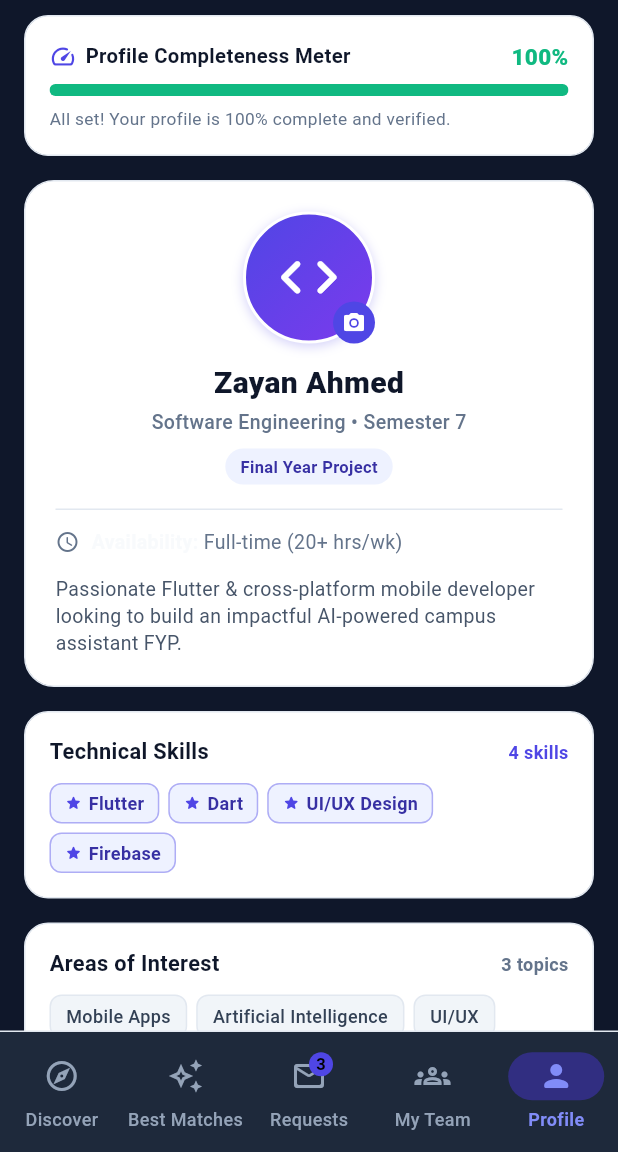
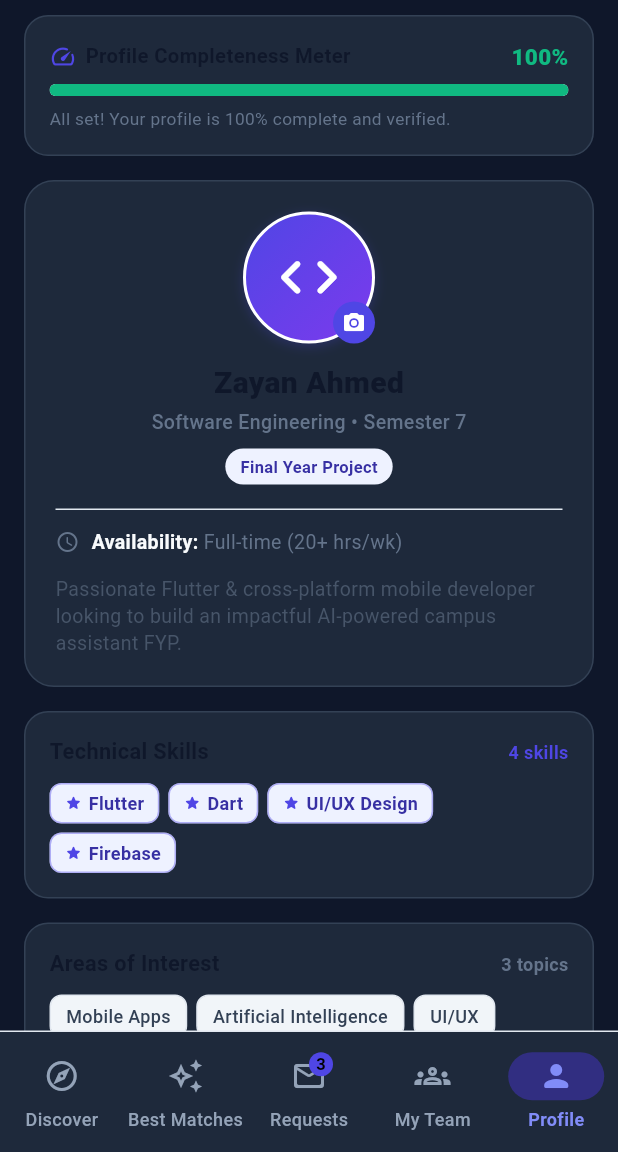
Before and after one commit to SaadNafees007/TeamUp-Flutter, a Flutter app: the ProfileScreen screen opened by its route, after a tap on the "dark mode" icon, on a phone screen of 412 x 824 dp, the part 84-1236 px from its top. Run offline on Flutter 3.47's test engine with Material 3 defaults, Android fonts, the phone set to English and light mode, and no system bars; our stand-ins replace flutter_riverpod, go_router, hive_flutter, image_picker; accounts and stored records are empty.

Commit message:
style: dynamic theme surface and divider support across modals, profile, team cards, and chat for 100% dark mode harmony

```diff
--- a/lib/features/discover/widgets/filter_modal.dart
+++ b/lib/features/discover/widgets/filter_modal.dart
@@ -34,9 +34,9 @@ class _FilterModalState extends ConsumerState<FilterModal> {
     final notifier = ref.read(discoverProvider.notifier);
 
     return Container(
-      decoration: const BoxDecoration(
-        color: Colors.white,
-        borderRadius: BorderRadius.vertical(top: Radius.circular(24)),
+      decoration: BoxDecoration(
+        color: Theme.of(context).cardTheme.color ?? Colors.white,
+        borderRadius: const BorderRadius.vertical(top: Radius.circular(24)),
       ),
       padding: EdgeInsets.only(
         left: 20,
--- a/lib/features/discover/widgets/student_details_modal.dart
+++ b/lib/features/discover/widgets/student_details_modal.dart
@@ -27,9 +27,9 @@ class StudentDetailsModal extends ConsumerWidget {
     final breakdown = ref.watch(candidateMatchProvider(student));
 
     return Container(
-      decoration: const BoxDecoration(
-        color: Colors.white,
-        borderRadius: BorderRadius.vertical(top: Radius.circular(24)),
+      decoration: BoxDecoration(
+        color: Theme.of(context).cardTheme.color ?? Colors.white,
+        borderRadius: const BorderRadius.vertical(top: Radius.circular(24)),
       ),
       padding: EdgeInsets.only(
         left: 20,
--- a/lib/features/matching/widgets/score_breakdown_modal.dart
+++ b/lib/features/matching/widgets/score_breakdown_modal.dart
@@ -30,9 +30,9 @@ class ScoreBreakdownModal extends StatelessWidget {
   @override
   Widget build(BuildContext context) {
     return Container(
-      decoration: const BoxDecoration(
-        color: Colors.white,
-        borderRadius: BorderRadius.vertical(top: Radius.circular(24)),
+      decoration: BoxDecoration(
+        color: Theme.of(context).cardTheme.color ?? Colors.white,
+        borderRadius: const BorderRadius.vertical(top: Radius.circular(24)),
       ),
       padding: EdgeInsets.only(
         left: 20,
--- a/lib/features/profile/screens/profile_screen.dart
+++ b/lib/features/profile/screens/profile_screen.dart
@@ -87,9 +87,9 @@ class ProfileScreen extends ConsumerWidget {
           Container(
             padding: const EdgeInsets.all(16),
             decoration: BoxDecoration(
-              color: Colors.white,
+              color: Theme.of(context).cardTheme.color ?? Colors.white,
               borderRadius: BorderRadius.circular(16),
-              border: Border.all(color: AppColors.border),
+              border: Border.all(color: Theme.of(context).dividerColor),
               boxShadow: [
                 BoxShadow(
                   color: Colors.black.withValues(alpha: 0.02),
@@ -165,9 +165,9 @@ class ProfileScreen extends ConsumerWidget {
           Container(
             padding: const EdgeInsets.all(20),
             decoration: BoxDecoration(
-              color: Colors.white,
+              color: Theme.of(context).cardTheme.color ?? Colors.white,
               borderRadius: BorderRadius.circular(20),
-              border: Border.all(color: AppColors.border),
+              border: Border.all(color: Theme.of(context).dividerColor),
             ),
             child: Column(
               children: [
@@ -292,9 +292,9 @@ class ProfileScreen extends ConsumerWidget {
           Container(
             padding: const EdgeInsets.all(16),
             decoration: BoxDecoration(
-              color: Colors.white,
+              color: Theme.of(context).cardTheme.color ?? Colors.white,
               borderRadius: BorderRadius.circular(16),
-              border: Border.all(color: AppColors.border),
+              border: Border.all(color: Theme.of(context).dividerColor),
             ),
             child: Column(
               crossAxisAlignment: CrossAxisAlignment.start,
@@ -338,9 +338,9 @@ class ProfileScreen extends ConsumerWidget {
           Container(
             padding: const EdgeInsets.all(16),
             decoration: BoxDecoration(
-              color: Colors.white,
+              color: Theme.of(context).cardTheme.color ?? Colors.white,
               borderRadius: BorderRadius.circular(16),
-              border: Border.all(color: AppColors.border),
+              border: Border.all(color: Theme.of(context).dividerColor),
             ),
             child: Column(
               crossAxisAlignment: CrossAxisAlignment.start,
--- a/lib/features/team/screens/my_team_screen.dart
+++ b/lib/features/team/screens/my_team_screen.dart
@@ -260,9 +260,9 @@ class MyTeamScreen extends ConsumerWidget {
                       vertical: 12,
                     ),
                     decoration: BoxDecoration(
-                      color: Colors.white,
+                      color: Theme.of(context).cardTheme.color ?? Colors.white,
                       borderRadius: BorderRadius.circular(14),
-                      border: Border.all(color: AppColors.border),
+                      border: Border.all(color: Theme.of(context).dividerColor),
                     ),
                     child: Row(
                       children: [
@@ -320,9 +320,9 @@ class MyTeamScreen extends ConsumerWidget {
                       vertical: 12,
                     ),
                     decoration: BoxDecoration(
-                      color: Colors.white,
+                      color: Theme.of(context).cardTheme.color ?? Colors.white,
                       borderRadius: BorderRadius.circular(14),
-                      border: Border.all(color: AppColors.border),
+                      border: Border.all(color: Theme.of(context).dividerColor),
                     ),
                     child: Row(
                       children: [
@@ -374,9 +374,9 @@ class MyTeamScreen extends ConsumerWidget {
           Container(
             padding: const EdgeInsets.all(16),
             decoration: BoxDecoration(
-              color: Colors.white,
+              color: Theme.of(context).cardTheme.color ?? Colors.white,
               borderRadius: BorderRadius.circular(16),
-              border: Border.all(color: AppColors.border),
+              border: Border.all(color: Theme.of(context).dividerColor),
             ),
             child: Column(
               crossAxisAlignment: CrossAxisAlignment.start,
@@ -703,7 +703,7 @@ class MyTeamScreen extends ConsumerWidget {
                 margin: const EdgeInsets.symmetric(vertical: 6),
                 padding: const EdgeInsets.all(14),
                 decoration: BoxDecoration(
-                  color: Colors.white,
+                  color: Theme.of(context).cardTheme.color ?? Colors.white,
                   borderRadius: BorderRadius.circular(14),
                   border: Border.all(
                     color: AppColors.statusPending.withValues(alpha: 0.5),
```
Also changed, not shown: lib/features/chat/screens/chat_screen.dart (+7 -5 lines), pubspec.lock, 1 other file.
